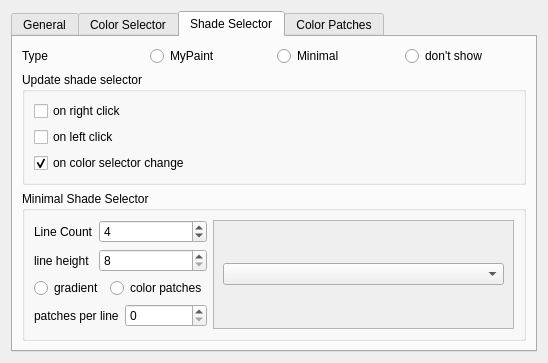
Before: the Qt Designer form krita/plugins/extensions/dockers/colorselectorng/wdg_color_selector_settings.ui in KDE/krita, drawn with Qt 5.
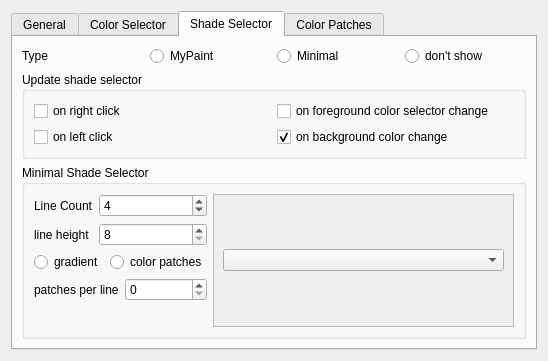
After: the same form once the commit is applied. The open tabs and pages were chosen to show the change. Custom widgets are drawn as their Qt base class.

Commit message: o removed resource manager from KisShadeSelectorLine o added options, for when an color update of the shade selector is triggered: left click, right click, foreground change, background change

```diff
--- a/krita/plugins/extensions/dockers/colorselectorng/wdg_color_selector_settings.ui
+++ b/krita/plugins/extensions/dockers/colorselectorng/wdg_color_selector_settings.ui
@@ -6,8 +6,8 @@
    <rect>
     <x>0</x>
     <y>0</y>
-    <width>494</width>
-    <height>353</height>
+    <width>514</width>
+    <height>333</height>
    </rect>
   </property>
   <property name="windowTitle">
@@ -263,25 +263,35 @@
          <property name="title">
           <string>Update shade selector</string>
          </property>
-         <layout class="QVBoxLayout" name="verticalLayout_6">
-          <item>
-           <widget class="QCheckBox" name="checkBox">
+         <layout class="QGridLayout" name="gridLayout_6">
+          <item row="0" column="0">
+           <widget class="QCheckBox" name="shadeSelectorUpdateOnRightClick">
             <property name="text">
              <string>on right click</string>
             </property>
            </widget>
           </item>
-          <item>
-           <widget class="QCheckBox" name="checkBox_2">
+          <item row="0" column="1">
+           <widget class="QCheckBox" name="shadeSelectorUpdateOnForeground">
+            <property name="text">
+             <string>on foreground color selector change</string>
+            </property>
+            <property name="checked">
+             <bool>false</bool>
+            </property>
+           </widget>
+          </item>
+          <item row="1" column="0">
+           <widget class="QCheckBox" name="shadeSelectorUpdateOnLeftClick">
             <property name="text">
              <string>on left click</string>
             </property>
            </widget>
           </item>
-          <item>
-           <widget class="QCheckBox" name="checkBox_3">
+          <item row="1" column="1">
+           <widget class="QCheckBox" name="shadeSelectorUpdateOnBackground">
             <property name="text">
-             <string>on color selector change</string>
+             <string>on background color change</string>
             </property>
             <property name="checked">
              <bool>true</bool>
@@ -397,8 +407,8 @@
               <rect>
                <x>0</x>
                <y>0</y>
-               <width>265</width>
-               <height>114</height>
+               <width>280</width>
+               <height>124</height>
               </rect>
              </property>
              <layout class="QGridLayout" name="gridLayout_4">
```
Left out of the diff: 13 changed lines with no effect on the pictures. The commit also changes 11 other files.
